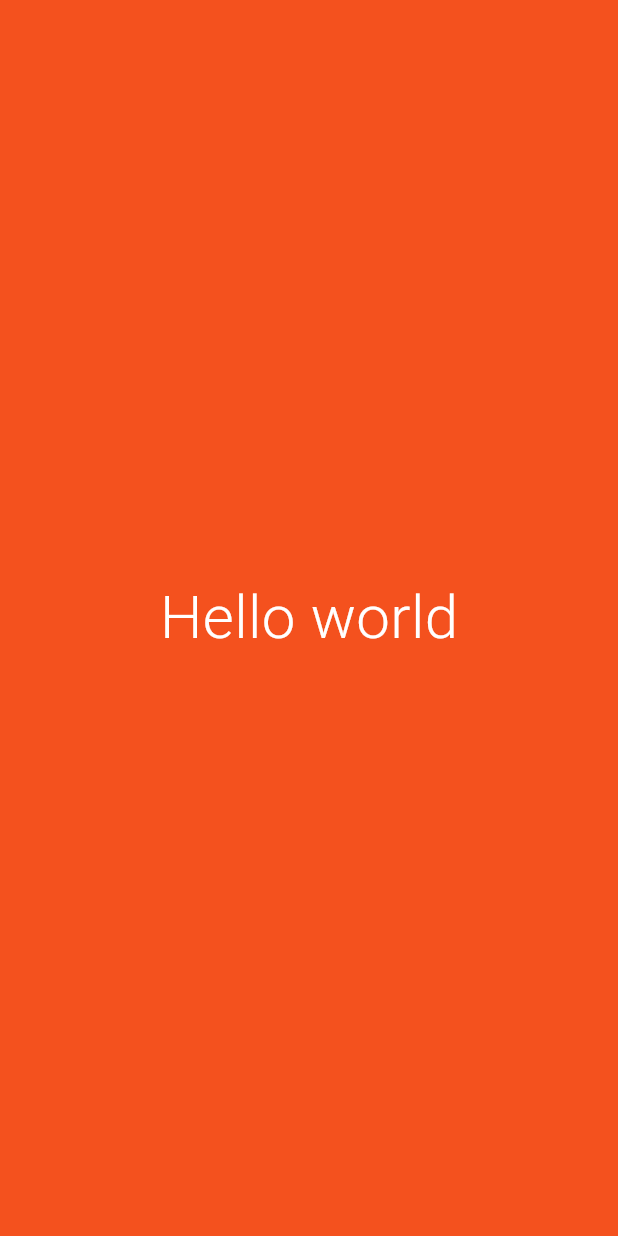
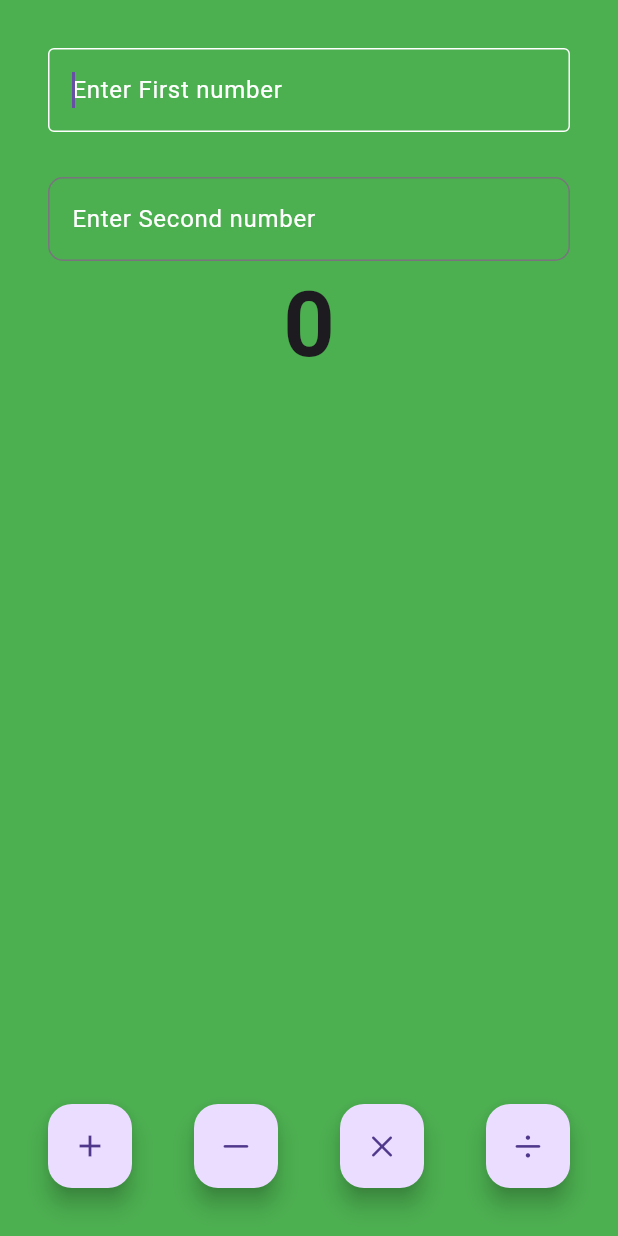
Before and after one commit to imankii01/FlutterFirstApk, a Flutter app: the screen it shows after launch, on a phone screen of 412 x 824 dp. Run offline on Flutter 3.47's test engine with Material 3 defaults, Android fonts, the light colour scheme and no system bars.

Commit message:
calculator layout

```diff
--- a/lib/appComponent/app.dart
+++ b/lib/appComponent/app.dart
@@ -1,5 +1,5 @@
 
-import 'package:first_flutter_apk/appComponent/homView.dart';
+import 'package:first_flutter_apk/view/homView.dart';
 import 'package:flutter/material.dart';
 
 class MyApp extends StatelessWidget {
@@ -10,7 +10,11 @@ class MyApp extends StatelessWidget {
   @override
   Widget build(BuildContext context) {
     return MaterialApp(
+      debugShowCheckedModeBanner: false,
         title: 'Flutter Learn',
+        theme: ThemeData(
+          primarySwatch: Colors.green
+        ),
         home: homeView());
   }
 }
--- a/lib/appComponent/homView.dart
+++ /dev/null
@@ -1,22 +0,0 @@
-import 'package:flutter/material.dart';
-
-class homeView extends StatelessWidget {
-  const homeView({
-    super.key,
-  });
-
-  @override
-  Widget build(BuildContext context) {
-    return Material(
-      child: Container(
-        color: Colors.deepOrange[600],
-        child: const Center(
-            child: Text(
-          'Hello world',
-          style: TextStyle(
-              fontSize: 40, fontWeight: FontWeight.w300, color: Colors.white),
-        )),
-      ),
-    );
-  }
-}
--- /dev/null
+++ b/lib/view/calculatorView.dart
@@ -0,0 +1,96 @@
+import 'package:flutter/cupertino.dart';
+import 'package:flutter/material.dart';
+
+class CalculatorView extends StatefulWidget {
+  const CalculatorView({super.key});
+
+  @override
+  State<CalculatorView> createState() => _CalculatorViewState();
+}
+
+class _CalculatorViewState extends State<CalculatorView> {
+  @override
+  Widget build(BuildContext context) {
+    return  Padding(
+      padding: EdgeInsets.all(32.0),
+      child: Column(
+        children: [
+          // Calculator Display
+          // Expand
+          // Calculator Buttons
+          DisplayOne(hint:"Enter First number"),
+          SizedBox(
+            height: 30,
+          ),
+          DisplayOne(hint:"Enter Second number"),
+          const Text("0",style: TextStyle(
+            fontSize: 60,
+            fontWeight: FontWeight.bold
+          ),),
+          Spacer(),
+          Row(
+            mainAxisAlignment: MainAxisAlignment.spaceBetween,
+            children: [
+              FloatingActionButton(
+                onPressed: () {},
+                child: const Icon(Icons.add),
+
+              ),
+              FloatingActionButton(
+                onPressed: () {},
+                child: const Icon(CupertinoIcons.minus),
+
+              ),
+              FloatingActionButton(
+                onPressed: () {},
+                child: const Icon(CupertinoIcons.multiply),
+
+              ),
+              FloatingActionButton(
+                onPressed: () {},
+                child: const Icon(CupertinoIcons.divide),
+
+              ),
+            ],
+          )
+        ],
+      ),
+    );
+  }
+}
+
+class DisplayOne extends StatelessWidget {
+  const DisplayOne({
+    super.key,
+    this.hint="Enter a number"
+  });
+  final String? hint;
+
+  @override
+  Widget build(BuildContext context) {
+    return TextField(
+      keyboardType: TextInputType.number,
+      autofocus: true,
+      decoration: InputDecoration(
+        border: OutlineInputBorder(
+          borderSide: BorderSide(
+            color: Colors.white
+          ),
+           borderRadius: BorderRadius.circular(10),
+        ),
+        focusedBorder: OutlineInputBorder(
+          borderSide: BorderSide(
+            color: Colors.white
+          ),
+
+        ),
+        // labelText: '0',
+        hintText: hint,
+        hintStyle: TextStyle(
+          color: Colors.white
+        )
+
+      ),
+    );
+  }
+}
--- /dev/null
+++ b/lib/view/homView.dart
@@ -0,0 +1,22 @@
+import 'package:first_flutter_apk/view/calculatorView.dart';
+import 'package:flutter/material.dart';
+
+class homeView extends StatelessWidget {
+  const homeView({
+    super.key,
+  });
+
+  @override
+  Widget build(BuildContext context) {
+    return Scaffold(
+      backgroundColor: Colors.green,
+    // appBar:AppBar(),
+    body: SafeArea(
+      child: Container(
+        color: Colors.green,
+        child: const CalculatorView(),
+      ),
+    ),
+    );
+  }
+}
```
Also changed, not shown: 1 other file.
